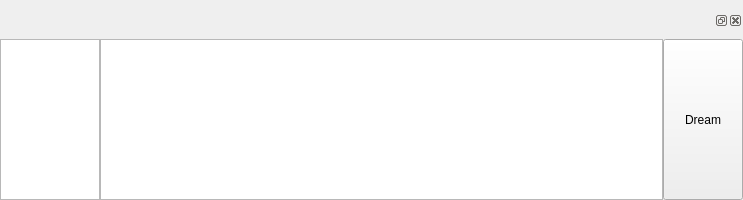
The window that frontend/ui_widgets/prompt.ui (Marcus-Arcadius/ainodes-pyside) describes before a commit, drawn with Qt 5.
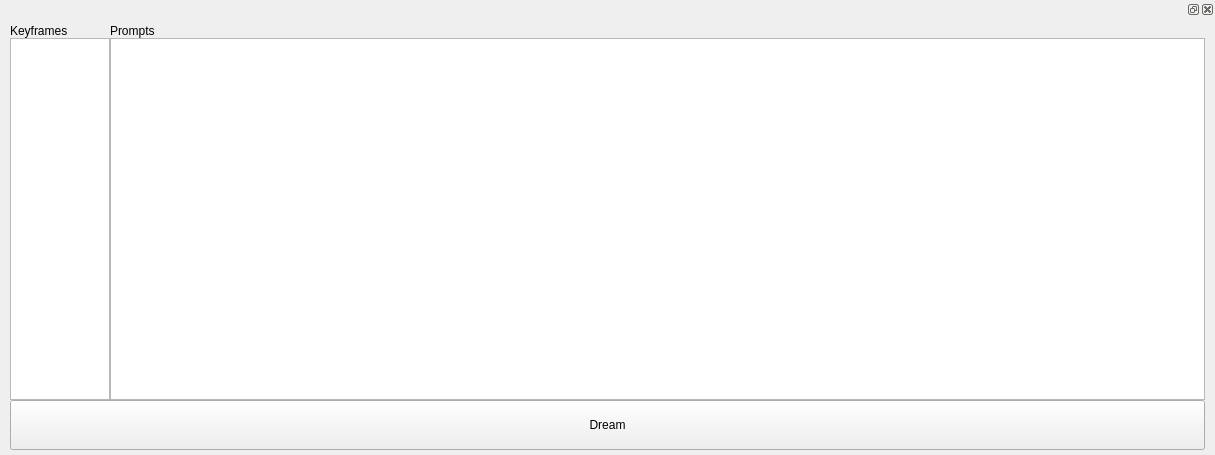
The same window after the commit.

Commit message: UI Refresh - Anim controls element

What changed in the file:
```diff
--- a/frontend/ui_widgets/prompt.ui
+++ b/frontend/ui_widgets/prompt.ui
@@ -6,8 +6,8 @@
    <rect>
     <x>0</x>
     <y>0</y>
-    <width>743</width>
-    <height>200</height>
+    <width>1215</width>
+    <height>455</height>
    </rect>
   </property>
   <property name="sizePolicy">
@@ -28,20 +28,23 @@
   <property name="styleSheet">
    <string notr="true"/>
   </property>
-  <layout class="QVBoxLayout" name="verticalLayout">
-   <property name="spacing">
-    <number>0</number>
-   </property>
+  <layout class="QGridLayout" name="gridLayout">
    <property name="leftMargin">
     <number>0</number>
    </property>
+   <property name="topMargin">
+    <number>0</number>
+   </property>
    <property name="rightMargin">
     <number>0</number>
    </property>
    <property name="bottomMargin">
     <number>0</number>
    </property>
-   <item>
+   <property name="spacing">
+    <number>0</number>
+   </property>
+   <item row="0" column="1">
     <widget class="QDockWidget" name="dockWidget">
      <property name="sizePolicy">
       <sizepolicy hsizetype="Expanding" vsizetype="Expanding">
@@ -56,33 +59,23 @@
         <verstretch>0</verstretch>
        </sizepolicy>
       </property>
-      <layout class="QHBoxLayout" name="horizontalLayout">
-       <property name="spacing">
-        <number>0</number>
-       </property>
+      <layout class="QGridLayout" name="gridLayout_2">
        <property name="leftMargin">
-        <number>0</number>
+        <number>10</number>
+       </property>
+       <property name="topMargin">
+        <number>5</number>
        </property>
        <property name="rightMargin">
-        <number>0</number>
+        <number>10</number>
        </property>
        <property name="bottomMargin">
+        <number>5</number>
+       </property>
+       <property name="spacing">
         <number>0</number>
        </property>
-       <item>
-        <widget class="QTextEdit" name="keyFrames">
-         <property name="maximumSize">
-          <size>
-           <width>100</width>
-           <height>16777215</height>
-          </size>
-         </property>
-        </widget>
-       </item>
-       <item>
-        <widget class="QTextEdit" name="textEdit"/>
-       </item>
-       <item>
+       <item row="5" column="0" colspan="3">
         <widget class="QPushButton" name="runButton">
          <property name="sizePolicy">
           <sizepolicy hsizetype="Minimum" vsizetype="Expanding">
@@ -90,11 +83,44 @@
            <verstretch>0</verstretch>
           </sizepolicy>
          </property>
+         <property name="maximumSize">
+          <size>
+           <width>16777215</width>
+           <height>50</height>
+          </size>
+         </property>
          <property name="text">
           <string>Dream</string>
          </property>
         </widget>
        </item>
+       <item row="4" column="0">
+        <widget class="QTextEdit" name="keyFrames">
+         <property name="maximumSize">
+          <size>
+           <width>100</width>
+           <height>16777215</height>
+          </size>
+         </property>
+        </widget>
+       </item>
+       <item row="1" column="0">
+        <widget class="QLabel" name="label_2">
+         <property name="text">
+          <string>Keyframes</string>
+         </property>
+        </widget>
+       </item>
+       <item row="1" column="1">
+        <widget class="QLabel" name="label">
+         <property name="text">
+          <string>Prompts</string>
+         </property>
+        </widget>
+       </item>
+       <item row="4" column="1" colspan="2">
+        <widget class="QTextEdit" name="textEdit"/>
+       </item>
       </layout>
      </widget>
     </widget>
```
The commit also changes 6 other files.
